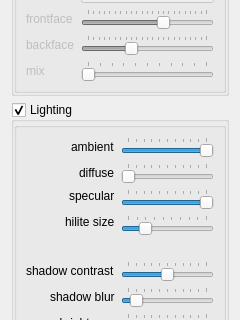
First picture: the form in drishti/lightingwidget.ui, repository nci/drishti, before the edit; both pictures show x 0 to 240 and y 128 to 448 of the 240 by 877 pixel window.
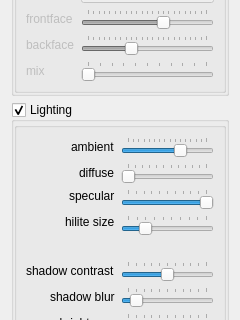
Second picture: the form after the edit.

What changed in the file:
```diff
--- a/drishti/lightingwidget.ui
+++ b/drishti/lightingwidget.ui
@@ -233,7 +233,7 @@
          <item row="0" column="1">
           <widget class="QSlider" name="ambient">
            <property name="maximum">
-            <number>10</number>
+            <number>15</number>
            </property>
            <property name="pageStep">
             <number>1</number>
@@ -292,7 +292,7 @@
          <item row="1" column="1">
           <widget class="QSlider" name="diffuse">
            <property name="maximum">
-            <number>10</number>
+            <number>11</number>
            </property>
            <property name="pageStep">
             <number>1</number>
```
Left out of the diff: 3 changed lines with no effect on the pictures.
